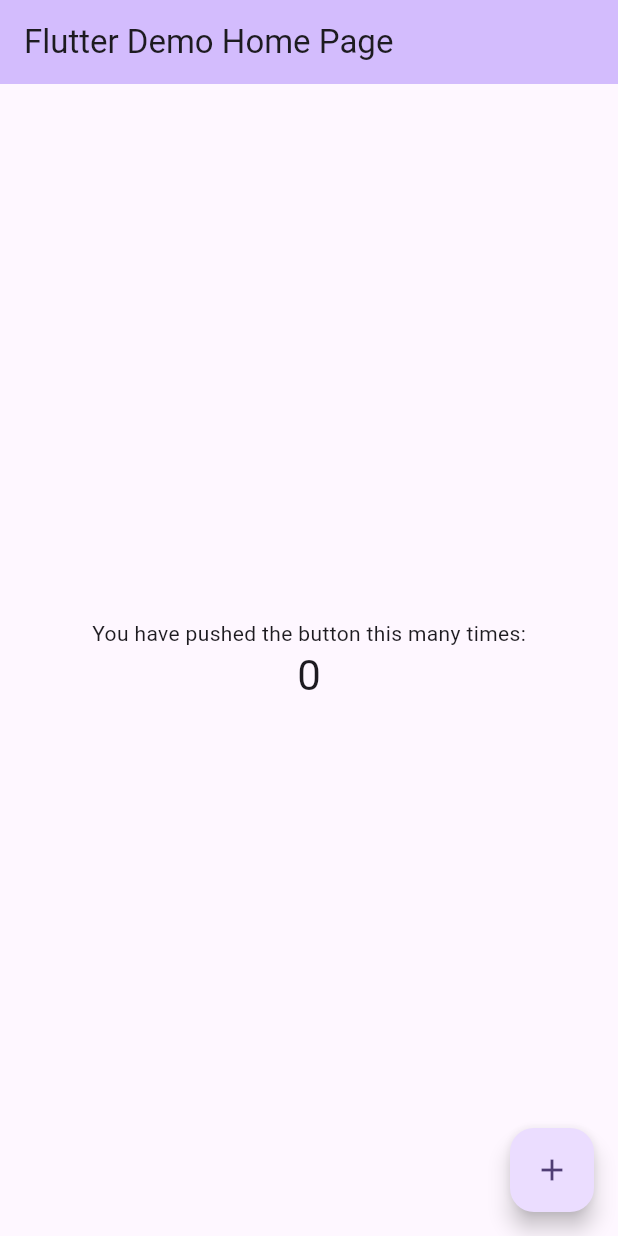
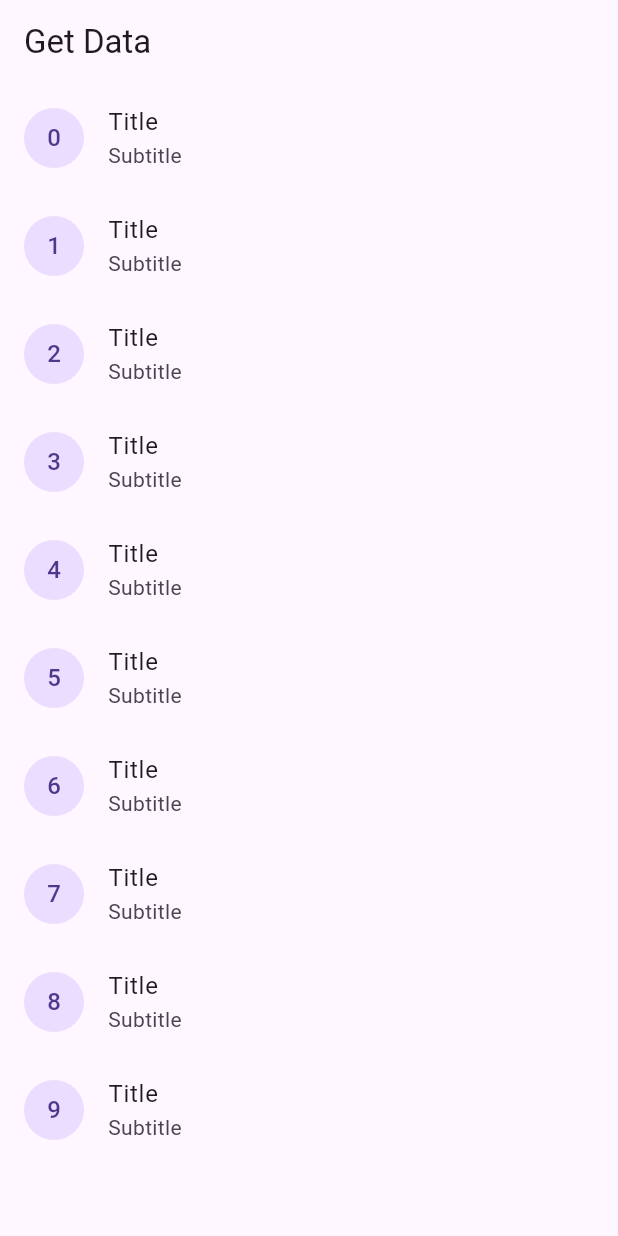
Before and after one commit to MahaSalem1/flutter_mvvm, a Flutter app: the screen it shows after launch, on a phone screen of 412 x 824 dp. Run offline on Flutter 3.47's test engine with Material 3 defaults, Android fonts, the phone set to English and light mode, and no system bars.

Commit message:
Refactor: Update main.dart and add dependencies
This commit refactors the `main.dart` file to display a simple ListView.

The following dependencies were added:
- http
- dio

Additionally, the AndroidManifest.xml was updated to include the INTERNET permission.

```diff
--- a/lib/main.dart
+++ b/lib/main.dart
@@ -7,116 +7,37 @@ void main() {
 class MyApp extends StatelessWidget {
   const MyApp({super.key});
 
-  // This widget is the root of your application.
   @override
   Widget build(BuildContext context) {
     return MaterialApp(
       title: 'Flutter Demo',
-      theme: ThemeData(
-        // This is the theme of your application.
-        //
-        // TRY THIS: Try running your application with "flutter run". You'll see
-        // the application has a purple toolbar. Then, without quitting the app,
-        // try changing the seedColor in the colorScheme below to Colors.green
-        // and then invoke "hot reload" (save your changes or press the "hot
-        // reload" button in a Flutter-supported IDE, or press "r" if you used
-        // the command line to start the app).
-        //
-        // Notice that the counter didn't reset back to zero; the application
-        // state is not lost during the reload. To reset the state, use hot
-        // restart instead.
-        //
-        // This works for code too, not just values: Most code changes can be
-        // tested with just a hot reload.
-        colorScheme: ColorScheme.fromSeed(seedColor: Colors.deepPurple),
-      ),
-      home: const MyHomePage(title: 'Flutter Demo Home Page'),
+      home: const MyHomePage(),
     );
   }
 }
 
-class MyHomePage extends StatefulWidget {
-  const MyHomePage({super.key, required this.title});
-
-  // This widget is the home page of your application. It is stateful, meaning
-  // that it has a State object (defined below) that contains fields that affect
-  // how it looks.
-
-  // This class is the configuration for the state. It holds the values (in this
-  // case the title) provided by the parent (in this case the App widget) and
-  // used by the build method of the State. Fields in a Widget subclass are
-  // always marked "final".
-
-  final String title;
-
-  @override
-  State<MyHomePage> createState() => _MyHomePageState();
-}
-
-class _MyHomePageState extends State<MyHomePage> {
-  int _counter = 0;
-
-  void _incrementCounter() {
-    setState(() {
-      // This call to setState tells the Flutter framework that something has
-      // changed in this State, which causes it to rerun the build method below
-      // so that the display can reflect the updated values. If we changed
-      // _counter without calling setState(), then the build method would not be
-      // called again, and so nothing would appear to happen.
-      _counter++;
-    });
-  }
+class MyHomePage extends StatelessWidget {
+  const MyHomePage({super.key});
 
   @override
   Widget build(BuildContext context) {
-    // This method is rerun every time setState is called, for instance as done
-    // by the _incrementCounter method above.
-    //
-    // The Flutter framework has been optimized to make rerunning build methods
-    // fast, so that you can just rebuild anything that needs updating rather
-    // than having to individually change instances of widgets.
     return Scaffold(
       appBar: AppBar(
-        // TRY THIS: Try changing the color here to a specific color (to
-        // Colors.amber, perhaps?) and trigger a hot reload to see the AppBar
-        // change color while the other colors stay the same.
-        backgroundColor: Theme.of(context).colorScheme.inversePrimary,
-        // Here we take the value from the MyHomePage object that was created by
-        // the App.build method, and use it to set our appbar title.
-        title: Text(widget.title),
+        title: const Text("Get Data"),
       ),
-      body: Center(
-        // Center is a layout widget. It takes a single child and positions it
-        // in the middle of the parent.
-        child: Column(
-          // Column is also a layout widget. It takes a list of children and
-          // arranges them vertically. By default, it sizes itself to fit its
-          // children horizontally, and tries to be as tall as its parent.
-          //
-          // Column has various properties to control how it sizes itself and
-          // how it positions its children. Here we use mainAxisAlignment to
-          // center the children vertically; the main axis here is the vertical
-          // axis because Columns are vertical (the cross axis would be
-          // horizontal).
-          //
-          // TRY THIS: Invoke "debug painting" (choose the "Toggle Debug Paint"
-          // action in the IDE, or press "p" in the console), to see the
-          // wireframe for each widget.
-          mainAxisAlignment: MainAxisAlignment.center,
-          children: <Widget>[
-            const Text('You have pushed the button this many times:'),
-            Text(
-              '$_counter',
-              style: Theme.of(context).textTheme.headlineMedium,
+      body: ListView.builder(
+        itemBuilder: (context, index) {
+          return ListTile(
+            onTap: (){},
+            leading: CircleAvatar(
+              child: Text("$index"),
             ),
-          ],
-        ),
+            title: Text("Title"),
+            subtitle: Text("Subtitle"),
+          );
+        },
+        itemCount: 10,
       ),
-      floatingActionButton: FloatingActionButton(
-        onPressed: _incrementCounter,
-        tooltip: 'Increment',
-        child: const Icon(Icons.add),
-      ), // This trailing comma makes auto-formatting nicer for build methods.
     );
   }
 }
--- a/pubspec.yaml
+++ b/pubspec.yaml
@@ -34,6 +34,8 @@ dependencies:
   # The following adds the Cupertino Icons font to your application.
   # Use with the CupertinoIcons class for iOS style icons.
   cupertino_icons: ^1.0.8
+  http: ^1.4.0
+  dio: ^5.8.0+1
 
 dev_dependencies:
   flutter_test:
```
Also changed, not shown: pubspec.lock, 1 other file.
